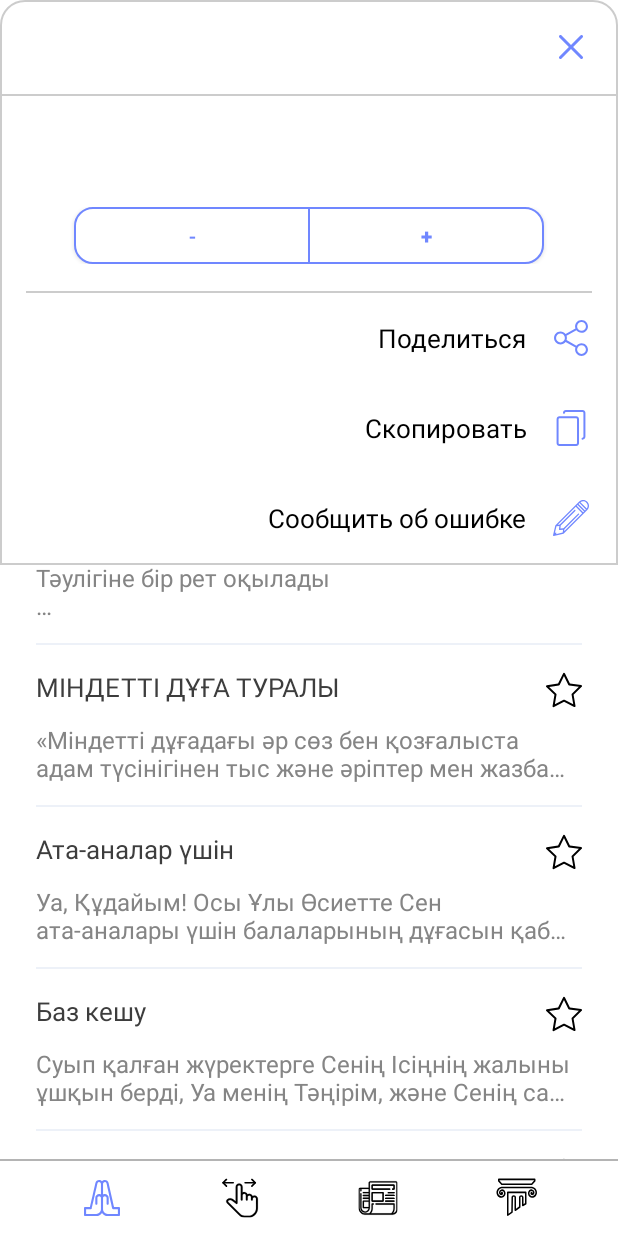
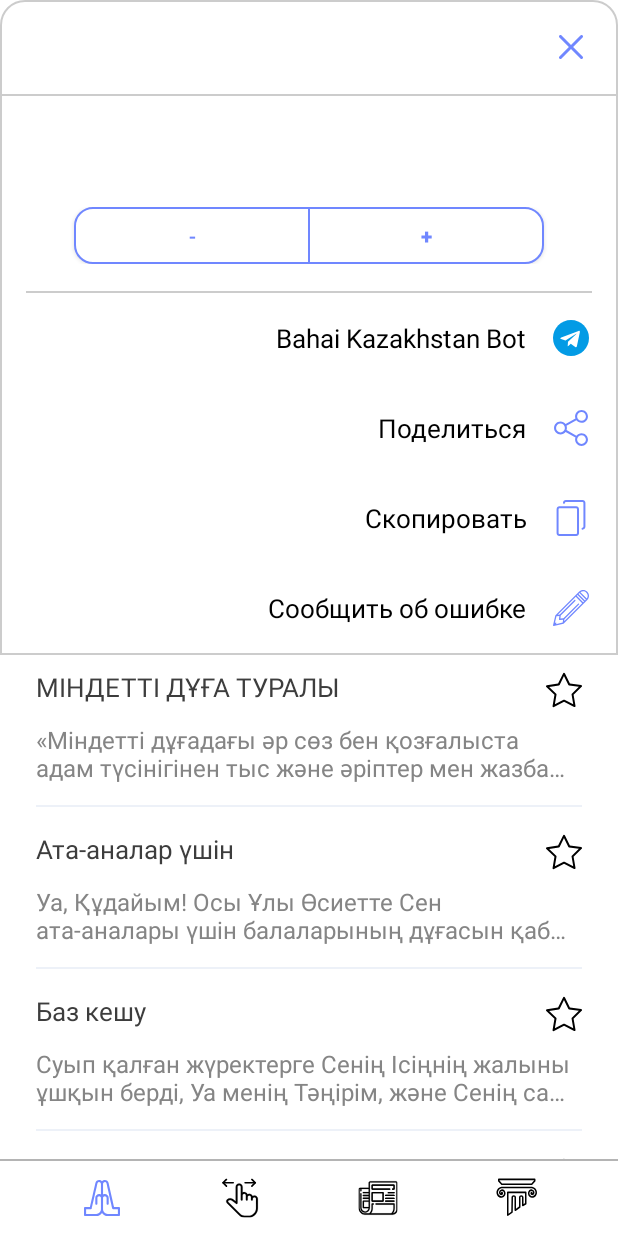
Before and after one commit to azatserzhan/tilsim_sozder, an Android app: the fragment TilsimDialogFragment placed in its activity, on a phone screen of 412 x 824 dp. Run offline under Robolectric (Android 15) with nearby library versions, the phone set to English and light mode, and no system bars; our stand-ins replace RxJava, Timber; libraries missing offline, so code that uses them is left out: com.xw.repo, com.yuyakaido.android; 19 statements that could not run were skipped.

Commit message:
[ADDED] BKB

```diff
--- a/app/src/main/java/kz/tilsimsozder/tilsim/ui/TilsimDialogFragment.kt
+++ b/app/src/main/java/kz/tilsimsozder/tilsim/ui/TilsimDialogFragment.kt
@@ -9,7 +9,6 @@ import android.media.MediaPlayer
 import android.net.ConnectivityManager
 import android.net.Uri
 import android.os.Bundle
-import android.util.Log
 import android.view.LayoutInflater
 import android.view.View
 import android.view.ViewGroup
@@ -26,6 +25,7 @@ import kotlinx.android.synthetic.main.fragment_tilsim_dialog.playImageButton
 import kotlinx.android.synthetic.main.fragment_tilsim_dialog.progressBar
 import kotlinx.android.synthetic.main.fragment_tilsim_dialog.scrollContainer
 import kotlinx.android.synthetic.main.fragment_tilsim_dialog.sendErrorContainer
+import kotlinx.android.synthetic.main.fragment_tilsim_dialog.sendMessageBotContainer
 import kotlinx.android.synthetic.main.fragment_tilsim_dialog.shareContainer
 import kotlinx.android.synthetic.main.fragment_tilsim_dialog.titleTextView
 import kotlinx.android.synthetic.main.fragment_tilsim_dialog.zoomInButton
@@ -82,6 +82,11 @@ class TilsimDialogFragment : Fragment() {
             shareIntent.type = "text/plain"
             context?.startActivity(shareIntent)
             analytics.shareTilsim(title)
+        }
+
+        sendMessageBotContainer.setOnClickListener {
+            val telegram = Intent(Intent.ACTION_VIEW, Uri.parse("https://t.me/bahai_kz_bot"))
+            startActivity(telegram)
         }
 
         sendErrorContainer.setOnClickListener {
--- a/app/src/main/res/drawable/ic_telegram.xml
+++ b/app/src/main/res/drawable/ic_telegram.xml
@@ -3,10 +3,10 @@
     android:height="24dp"
     android:viewportWidth="24"
     android:viewportHeight="24">
-  <group>
-    <clip-path android:pathData="M0,0h24v24h-24z M 0,0"/>
-    <path
-        android:pathData="M23.6286,2.384C23.3355,2.0255 22.8964,1.8281 22.3921,1.8281C22.118,1.8281 21.8276,1.8858 21.5292,1.9999L1.2136,9.7549C0.1355,10.1664 -0.0097,10.7838 -0.0004,11.1152C0.0089,11.4467 0.1889,12.0549 1.2887,12.4048C1.2953,12.4069 1.3019,12.4089 1.3084,12.4107L5.5224,13.6166L7.8014,20.1334C8.1121,21.0218 8.8096,21.5737 9.6218,21.5737C10.1339,21.5737 10.6377,21.3591 11.0786,20.9533L13.6851,18.5533L17.4657,21.5975C17.466,21.5978 17.4666,21.598 17.467,21.5984L17.5028,21.6273C17.5061,21.6299 17.5096,21.6326 17.5129,21.6352C17.9331,21.9611 18.3918,22.1332 18.8399,22.1334H18.8401C19.7155,22.1334 20.4126,21.4854 20.6156,20.4827L23.9443,4.0465C24.078,3.3867 23.9659,2.7964 23.6286,2.384V2.384ZM6.9322,13.3876L15.0622,9.2342L9.9999,14.6133C9.917,14.7014 9.8582,14.8092 9.8293,14.9266L8.8531,18.8806L6.9322,13.3876ZM10.1259,19.9188C10.0922,19.9497 10.0583,19.9774 10.0245,20.0028L10.9301,16.3348L12.5775,17.6614L10.1259,19.9188ZM22.5661,3.7672L19.2374,20.2037C19.2054,20.361 19.103,20.727 18.8399,20.727C18.7099,20.727 18.5465,20.6561 18.3794,20.5274L14.0954,17.0781C14.0949,17.0775 14.0942,17.077 14.0934,17.0766L11.5444,15.024L18.8651,7.2451C19.0995,6.9961 19.1208,6.6147 18.9155,6.3411C18.7101,6.0676 18.3378,5.9815 18.0333,6.1371L5.9927,12.2884L1.7213,11.0663L22.0307,3.3137C22.2022,3.2481 22.322,3.2344 22.3921,3.2344C22.4352,3.2344 22.5117,3.2395 22.5401,3.2745C22.5774,3.3201 22.625,3.4755 22.5661,3.7672V3.7672Z"
-        android:fillColor="?attr/color_primary"/>
-  </group>
+  <path
+      android:pathData="M12,24C18.6274,24 24,18.6274 24,12C24,5.3726 18.6274,0 12,0C5.3726,0 0,5.3726 0,12C0,18.6274 5.3726,24 12,24Z"
+      android:fillColor="#039BE5"/>
+  <path
+      android:pathData="M5.491,11.74L17.061,7.279C17.598,7.085 18.067,7.41 17.893,8.222L17.894,8.221L15.924,17.502C15.778,18.16 15.387,18.32 14.84,18.01L11.84,15.799L10.393,17.193C10.233,17.353 10.098,17.488 9.788,17.488L10.001,14.435L15.561,9.412C15.803,9.199 15.507,9.079 15.188,9.291L8.317,13.617L5.355,12.693C4.712,12.489 4.698,12.05 5.491,11.74V11.74Z"
+      android:fillColor="#ffffff"/>
 </vector>
--- a/app/src/main/res/layout/fragment_tilsim_dialog.xml
+++ b/app/src/main/res/layout/fragment_tilsim_dialog.xml
@@ -121,84 +121,65 @@
                 android:layout_marginEnd="16dp"
                 android:background="?attr/divider_style" />
 
-            <LinearLayout
+            <TextView
+                android:id="@+id/sendMessageBotContainer"
+                android:layout_width="match_parent"
+                android:layout_height="wrap_content"
+                android:background="@drawable/bubble_select_prayer"
+                android:paddingTop="18dp"
+                android:paddingBottom="18dp"
+                android:paddingEnd="18dp"
+                android:drawablePadding="18dp"
+                android:drawableEnd="@drawable/ic_telegram"
+                android:text="@string/dialog_send_message_bot"
+                android:textAlignment="textEnd"
+                android:textColor="?attr/text_body"
+                android:textSize="17sp" />
+
+            <TextView
                 android:id="@+id/shareContainer"
                 android:layout_width="match_parent"
                 android:layout_height="wrap_content"
                 android:background="@drawable/bubble_select_prayer"
-                tools:ignore="UseCompoundDrawables">
-
-                <TextView
-                    android:layout_width="0dp"
-                    android:layout_height="wrap_content"
-                    android:layout_weight="1"
                 android:paddingTop="18dp"
                 android:paddingBottom="18dp"
+                android:paddingEnd="18dp"
+                android:drawablePadding="18dp"
+                android:drawableEnd="@drawable/ic_share"
                 android:text="@string/dialog_share"
                 android:textAlignment="textEnd"
                 android:textColor="?attr/text_body"
                 android:textSize="17sp" />
 
-                <ImageView
-                    android:layout_width="wrap_content"
-                    android:layout_height="wrap_content"
-                    android:padding="18dp"
-                    android:src="@drawable/ic_share"
-                    tools:ignore="ContentDescription" />
-            </LinearLayout>
-
-
-            <LinearLayout
+            <TextView
                 android:id="@+id/copyContainer"
                 android:layout_width="match_parent"
                 android:layout_height="wrap_content"
-                android:background="@drawable/bubble_select_prayer"
-                tools:ignore="UseCompoundDrawables">
-
-                <TextView
-                    android:layout_width="0dp"
-                    android:layout_height="wrap_content"
-                    android:layout_weight="1"
                 android:paddingTop="18dp"
                 android:paddingBottom="18dp"
+                android:background="@drawable/bubble_select_prayer"
+                android:drawablePadding="18dp"
+                android:paddingEnd="18dp"
+                android:drawableEnd="@drawable/ic_copy"
                 android:text="@string/dialog_copy"
                 android:textAlignment="textEnd"
                 android:textColor="?attr/text_body"
                 android:textSize="17sp" />
 
-                <ImageView
-                    android:layout_width="wrap_content"
-                    android:layout_height="wrap_content"
-                    android:padding="18dp"
-                    android:src="@drawable/ic_copy"
-                    tools:ignore="ContentDescription" />
-            </LinearLayout>
-
-            <LinearLayout
+            <TextView
                 android:id="@+id/sendErrorContainer"
                 android:layout_width="match_parent"
                 android:layout_height="wrap_content"
                 android:background="@drawable/bubble_select_prayer"
-                tools:ignore="UseCompoundDrawables">
-
-                <TextView
-                    android:layout_width="0dp"
-                    android:layout_height="wrap_content"
-                    android:layout_weight="1"
                 android:paddingTop="18dp"
                 android:paddingBottom="18dp"
                 android:text="@string/dialog_abuse"
+                android:paddingEnd="18dp"
+                android:drawablePadding="18dp"
+                android:drawableEnd="@drawable/ic_edit"
                 android:textAlignment="textEnd"
                 android:textColor="?attr/text_body"
                 android:textSize="17sp" />
-
-                <ImageView
-                    android:layout_width="wrap_content"
-                    android:layout_height="wrap_content"
-                    android:padding="18dp"
-                    android:src="@drawable/ic_edit"
-                    tools:ignore="ContentDescription" />
-            </LinearLayout>
         </LinearLayout>
     </androidx.core.widget.NestedScrollView>
 
--- a/app/src/main/res/values/strings.xml
+++ b/app/src/main/res/values/strings.xml
@@ -11,6 +11,7 @@
     <string name="news_title">Новости</string>
     <string name="service_title">Послания</string>
     <string name="dialog_share">Поделиться</string>
+    <string name="dialog_send_message_bot" translatable="false">Bahai Kazakhstan Bot</string>
     <string name="dialog_copy">Скопировать</string>
     <string name="dialog_abuse">Сообщить об ошибке</string>
     <string name="dialog_copied">Скопирована</string>
```
Lines whose indentation alone changed are shown as unchanged.
